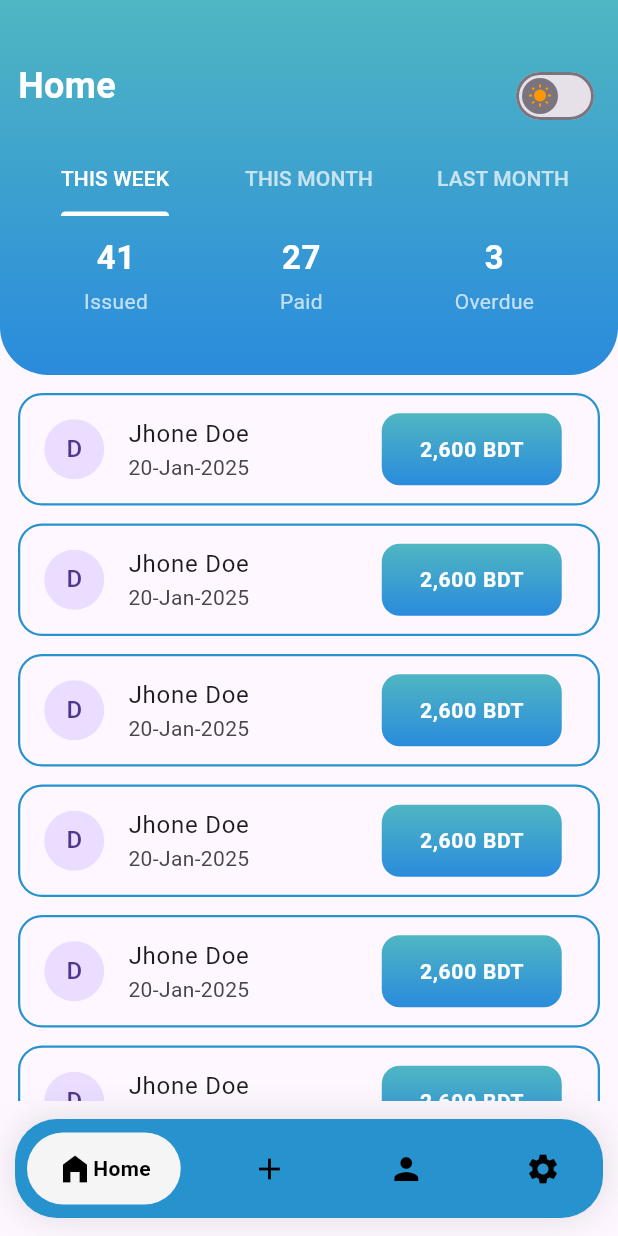
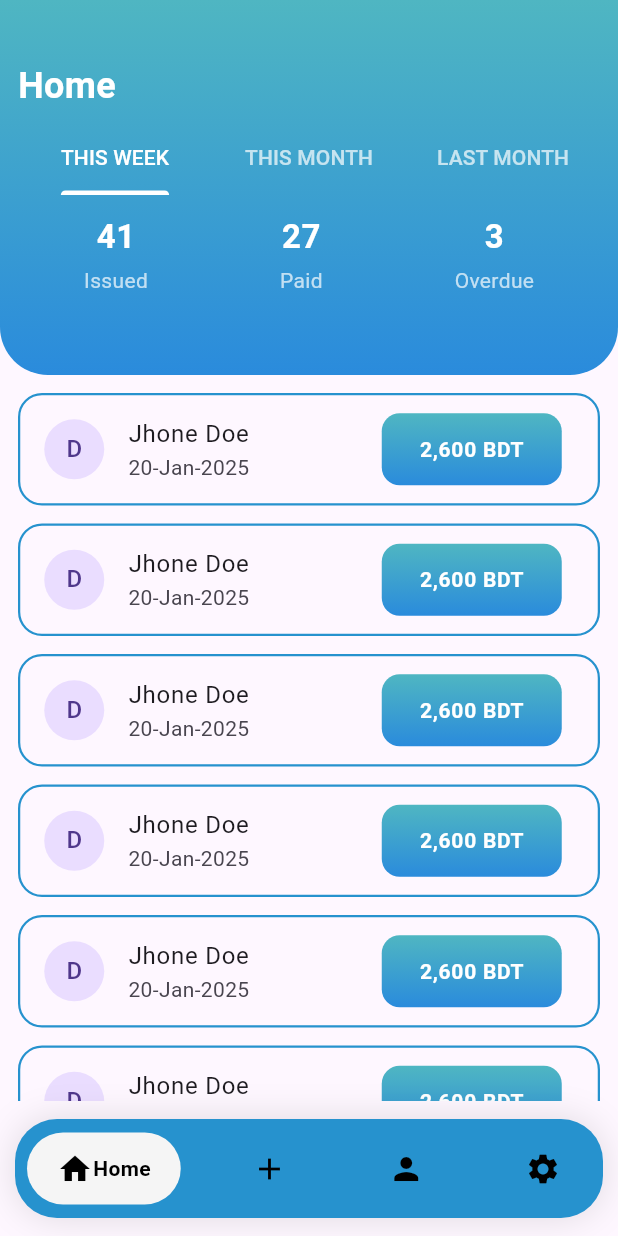
Before and after one commit to DinOfficial/ReceiptBook, a Flutter app: the AppMainLayout screen opened by its route, on a phone screen of 412 x 824 dp. Run offline on Flutter 3.47's test engine with Material 3 defaults, Android fonts, the phone set to English and light mode, and no system bars; drawn by our look-alikes of flutter_slidable, google_nav_bar; our stand-ins replace firebase_core, flutter_animate, google_fonts, hugeicons; accounts and stored records are empty.

Commit message:
primary design complete

```diff
--- a/lib/app.dart
+++ b/lib/app.dart
@@ -55,7 +55,7 @@ class _ReceiptBookAppState extends State<ReceiptBookApp> {
             ),
           ),
         ),
-        initialRoute: AppMainLayout.name,
+        initialRoute: SplashScreen.name,
         routes: {
           SplashScreen.name: (_) => SplashScreen(),
           WelcomeScreen.name: (_) => WelcomeScreen(),
--- a/lib/screens/app_main_layout.dart
+++ b/lib/screens/app_main_layout.dart
@@ -1,5 +1,6 @@
 import 'package:flutter/material.dart';
 import 'package:google_nav_bar/google_nav_bar.dart';
+import 'package:hugeicons/hugeicons.dart';
 import 'package:receipt_book/screens/add_new_screen.dart';
 import 'package:receipt_book/screens/home_screen.dart';
 import 'package:receipt_book/screens/persons_screen.dart';
@@ -49,8 +50,8 @@ class _AppMainLayoutState extends State<AppMainLayout> {
             duration: Duration(milliseconds: 400),
             tabBackgroundColor: Colors.grey[100]!,
             color: Colors.black,
-            tabs: [
-              GButton(icon: Icons.home_filled, text: 'Home'),
+            tabs: <GButton>[
+              GButton(icon: Icons.home, text: 'Home'),
               GButton(icon: Icons.add, text: 'Add New'),
               GButton(icon: Icons.person, text: 'Persons'),
               GButton(icon: Icons.settings, text: 'Settings'),
--- a/lib/screens/persons_screen.dart
+++ b/lib/screens/persons_screen.dart
@@ -16,7 +16,7 @@ class _PersonsScreenState extends State<PersonsScreen> {
   @override
   Widget build(BuildContext context) {
     return Scaffold(
-      appBar: MainAppBar(title: 'Customer List'),
+      appBar: MainAppBar(title: 'Persons List'),
       body: ListView.separated(
         separatorBuilder: (context, index) => const SizedBox(height: 12),
         padding: EdgeInsets.symmetric(horizontal: 12, vertical: 12),
--- a/lib/widgets/header_home.dart
+++ b/lib/widgets/header_home.dart
@@ -38,28 +38,9 @@ class _HeaderHomeState extends State<HeaderHome> {
       child: Column(
         crossAxisAlignment: CrossAxisAlignment.start,
         children: [
-          Row(
-            mainAxisAlignment: .spaceBetween,
-            crossAxisAlignment: .start,
-            children: [
-              Text(
-                widget.title,
-                style: const TextStyle(
-                  fontSize: 24,
-                  fontWeight: FontWeight.w600,
-                  color: Colors.white,
-                ),
-              ),
-              Switch(
-                value: _isDark,
-                thumbIcon: thumbIcon,
-                onChanged: (bool value) {
-                  setState(() {
-                    _isDark = value;
-                  });
-                },
-              ),
-            ],
+          Text(
+            widget.title,
+            style: const TextStyle(fontSize: 24, fontWeight: FontWeight.w600, color: Colors.white),
           ),
           const SizedBox(height: 8),
           const TabBar(
```
Also changed, not shown: lib/screens/settings_screen.dart (+118 -1 lines).
